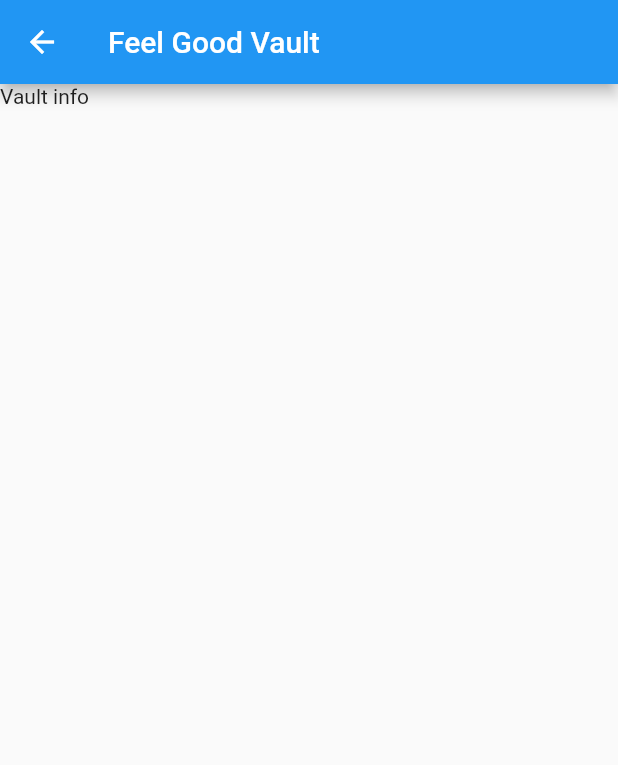
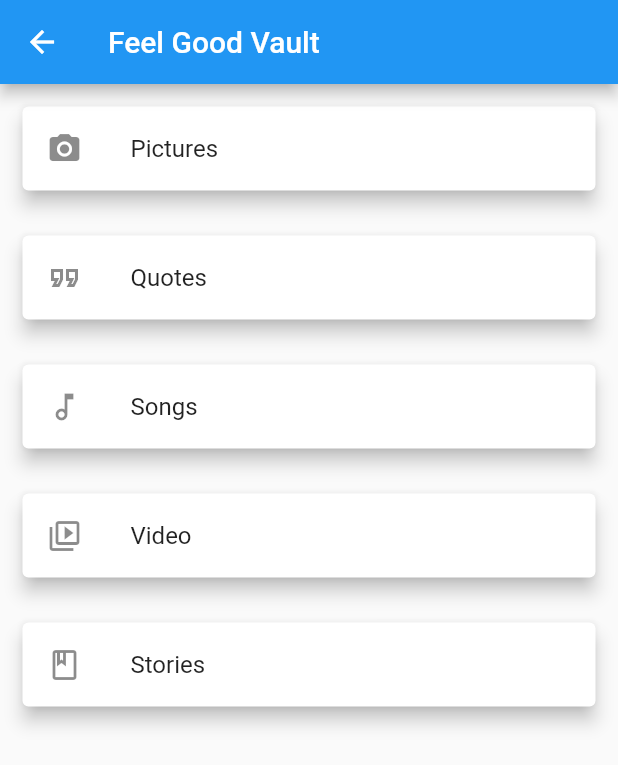
Before and after one commit to michaelSink/SDD-Project, a Flutter app: the FeelGoodVault screen opened directly with empty values, on a phone screen of 412 x 824 dp. Shown: the top 765 px of the screen. Run offline on Flutter 3.47's test engine with Material 2 defaults, Android fonts, the phone set to English and light mode, and no system bars; our stand-ins replace cached_network_image, cloud_firestore, firebase_auth; accounts and stored records are empty.

Commit message:
Set buttons for feelgoodvault

```diff
--- a/lib/screens/feelgoodvault_screen.dart
+++ b/lib/screens/feelgoodvault_screen.dart
@@ -28,7 +28,55 @@ class _FeelGoodVault extends State<FeelGoodVault> {
       appBar: AppBar(
         title: Text("Feel Good Vault"),
       ),
-      body: Text("Vault info"),
+      body: Column(
+        children: <Widget>[
+          Card(
+            elevation: 5,
+            margin: EdgeInsets.all(15),
+            child: ListTile(
+              leading: Icon(Icons.camera_alt),
+              title: Text("Pictures"),
+               onTap: (){},
+            ),
+          ),
+          Card(
+            elevation: 5,
+            margin: EdgeInsets.all(15),
+            child: ListTile(
+              leading: Icon(Icons.format_quote_outlined),
+              title: Text("Quotes"),
+               onTap: (){},
+            ),
+          ),
+          Card(
+            elevation: 5,
+            margin: EdgeInsets.all(15),
+            child: ListTile(
+              leading: Icon(Icons.music_note_outlined),
+              title: Text("Songs"),
+               onTap: (){},
+            ),
+          ),
+          Card(
+            elevation: 5,
+            margin: EdgeInsets.all(15),
+            child: ListTile(
+              leading: Icon(Icons.video_collection_outlined),
+              title: Text("Video"),
+              onTap: (){},
+            ),
+          ),
+          Card(
+            elevation: 5,
+            margin: EdgeInsets.all(15),
+            child: ListTile(
+              leading: Icon(Icons.book_outlined),
+              title: Text("Stories"),
+              onTap: (){},
+            ),
+          ),
+        ],
+      )
     );
   }
 }
```
